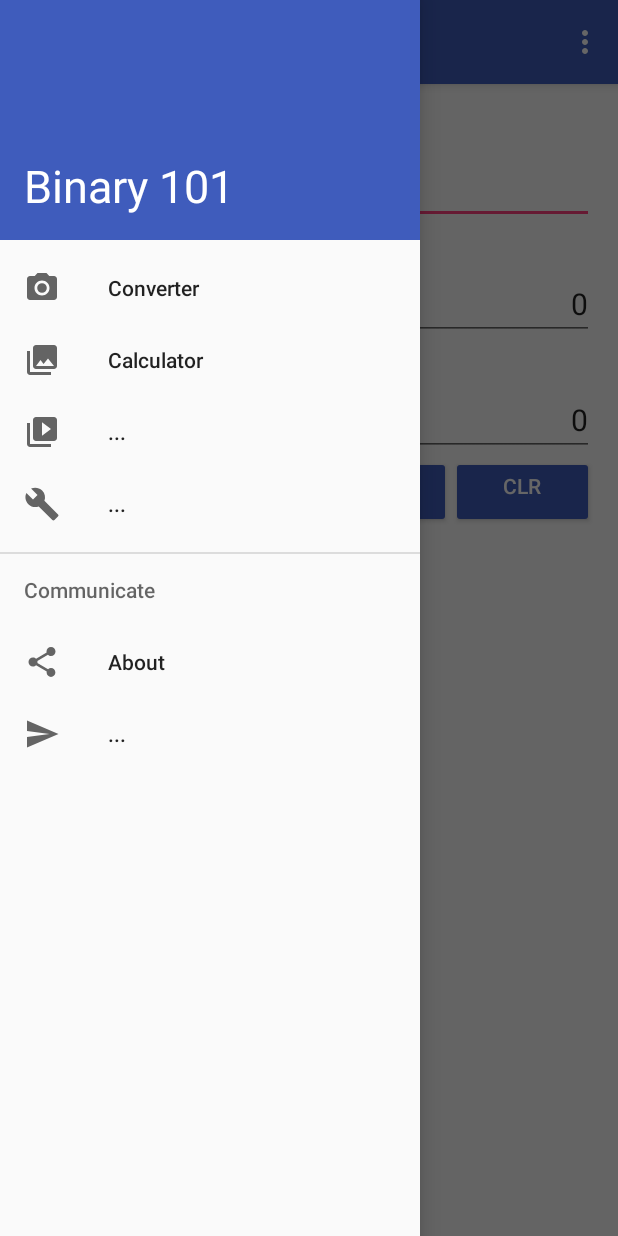
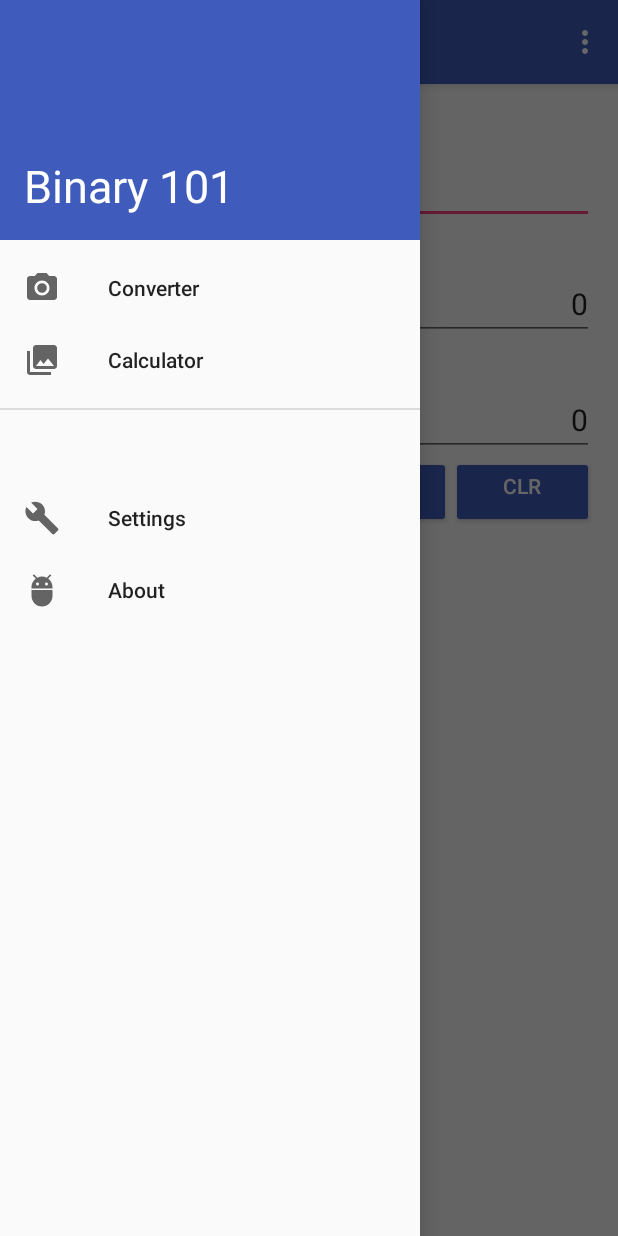
Before and after one commit to migcv/Binary101, an Android app: the screen it shows after launch (MainActivity), with the side drawer open, on a phone screen of 412 x 824 dp. Run offline under Robolectric (Android 15) with nearby library versions, the phone set to English and light mode, and no system bars.

Commit message:
Fixed Bugs!

```diff
--- a/app/src/main/java/pt/migcv/binary101/activities/ConverterActivity.java
+++ b/app/src/main/java/pt/migcv/binary101/activities/ConverterActivity.java
@@ -428,10 +428,6 @@ public class ConverterActivity extends AppCompatActivity implements NavigationVi
             // Handle the camera action
         } else if (id == R.id.nav_gallery) {
 
-        } else if (id == R.id.nav_slideshow) {
-
-        } else if (id == R.id.nav_manage) {
-
         } else if (id == R.id.nav_share) {
 
         } else if (id == R.id.nav_send) {
--- a/app/src/main/java/pt/migcv/binary101/activities/MainActivity.java
+++ b/app/src/main/java/pt/migcv/binary101/activities/MainActivity.java
@@ -83,11 +83,7 @@ public class MainActivity extends AppCompatActivity implements NavigationView.On
             // Handle the camera action
         } else if (id == R.id.nav_gallery) {
 
-        } else if (id == R.id.nav_slideshow) {
-
-        } else if (id == R.id.nav_manage) {
-
-        } else if (id == R.id.nav_share) {
+        }  else if (id == R.id.nav_share) {
 
         } else if (id == R.id.nav_send) {
 
--- /dev/null
+++ b/app/src/main/res/drawable/ic_android.xml
@@ -0,0 +1,9 @@
+<vector xmlns:android="http://schemas.android.com/apk/res/android"
+        android:width="24dp"
+        android:height="24dp"
+        android:viewportWidth="24.0"
+        android:viewportHeight="24.0">
+    <path
+        android:fillColor="#FF000000"
+        android:pathData="M5,16c0,3.87 3.13,7 7,7s7,-3.13 7,-7v-4L5,12v4zM16.12,4.37l2.1,-2.1 -0.82,-0.83 -2.3,2.31C14.16,3.28 13.12,3 12,3s-2.16,0.28 -3.09,0.75L6.6,1.44l-0.82,0.83 2.1,2.1C6.14,5.64 5,7.68 5,10v1h14v-1c0,-2.32 -1.14,-4.36 -2.88,-5.63zM9,9c-0.55,0 -1,-0.45 -1,-1s0.45,-1 1,-1 1,0.45 1,1 -0.45,1 -1,1zM15,9c-0.55,0 -1,-0.45 -1,-1s0.45,-1 1,-1 1,0.45 1,1 -0.45,1 -1,1z"/>
+</vector>
--- a/app/src/main/res/layout/converter_fragment.xml
+++ b/app/src/main/res/layout/converter_fragment.xml
@@ -10,7 +10,7 @@
     android:paddingTop="@dimen/activity_vertical_margin"
     android:windowSoftInputMode="stateHidden"
     app:layout_behavior="@string/appbar_scrolling_view_behavior"
-    tools:context="pt.migcv.binary101.activities.ConverterFragment">
+    tools:context="pt.migcv.binary101.fragments.ConverterFragment">
 
     <TextView
         android:layout_width="wrap_content"
--- a/app/src/main/res/menu/activity_main_drawer.xml
+++ b/app/src/main/res/menu/activity_main_drawer.xml
@@ -10,26 +10,18 @@
             android:id="@+id/nav_gallery"
             android:icon="@drawable/ic_menu_gallery"
             android:title="Calculator" />
-        <item
-            android:id="@+id/nav_slideshow"
-            android:icon="@drawable/ic_menu_slideshow"
-            android:title="..." />
-        <item
-            android:id="@+id/nav_manage"
-            android:icon="@drawable/ic_menu_manage"
-            android:title="..." />
     </group>
 
-    <item android:title="Communicate">
+    <item android:title="">
         <menu>
             <item
                 android:id="@+id/nav_share"
-                android:icon="@drawable/ic_menu_share"
-                android:title="About" />
+                android:icon="@drawable/ic_menu_manage"
+                android:title="Settings" />
             <item
                 android:id="@+id/nav_send"
-                android:icon="@drawable/ic_menu_send"
-                android:title="..." />
+                android:icon="@drawable/ic_android"
+                android:title="About" />
         </menu>
     </item>
 
--- a/build.gradle
+++ b/build.gradle
@@ -5,7 +5,7 @@ buildscript {
         jcenter()
     }
     dependencies {
-        classpath 'com.android.tools.build:gradle:1.5.0'
+        classpath 'com.android.tools.build:gradle:2.0.0'
 
         // NOTE: Do not place your application dependencies here; they belong
         // in the individual module build.gradle files
```
Also changed, not shown: app/src/main/java/pt/migcv/binary101/fragments/ConverterFragment.java (+9 -0 lines), app/src/main/res/drawable/ic_menu_about.xml (added, +9 -0 lines), gradle/wrapper/gradle-wrapper.properties.
